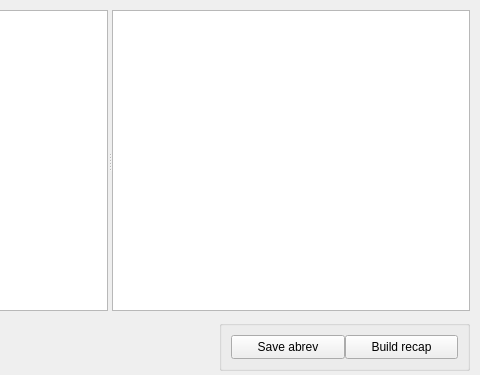
Before: the Qt Designer form src/recapgui.ui in lgarcin/LatexUtils, drawn with Qt 5; both pictures show x 261 to 741 and y 0 to 375 of the 741 by 375 pixel window.
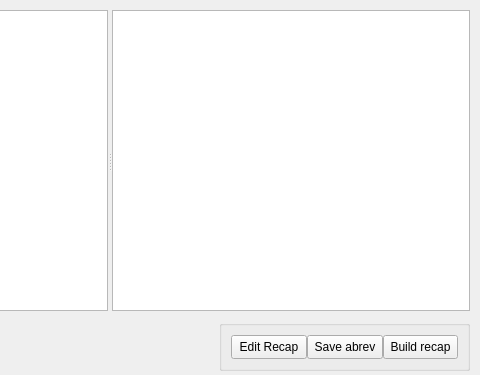
After: the same form once the commit is applied.

The edit to the form file:
```diff
--- a/src/recapgui.ui
+++ b/src/recapgui.ui
@@ -34,10 +34,23 @@
      <verstretch>0</verstretch>
     </sizepolicy>
    </property>
-   <layout class="QHBoxLayout" name="buttons" stretch="0,0">
+   <layout class="QHBoxLayout" name="buttons" stretch="0,0,0">
     <property name="spacing">
      <number>0</number>
     </property>
+    <item>
+     <widget class="QPushButton" name="editButton">
+      <property name="sizePolicy">
+       <sizepolicy hsizetype="Expanding" vsizetype="Expanding">
+        <horstretch>0</horstretch>
+        <verstretch>0</verstretch>
+       </sizepolicy>
+      </property>
+      <property name="text">
+       <string>Edit Recap</string>
+      </property>
+     </widget>
+    </item>
     <item>
      <widget class="QPushButton" name="saveButton">
       <property name="sizePolicy">
```
Left out of the diff: 3 changed lines with no effect on the pictures.
